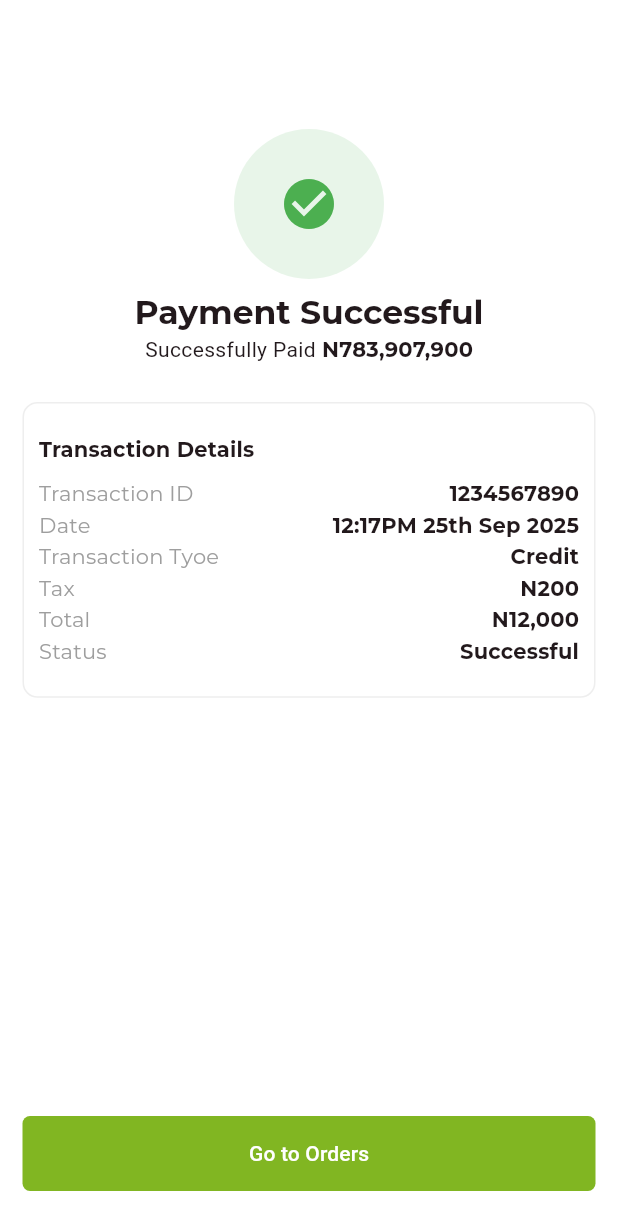
After one commit to ebubejohnenyi/pumpo_mobile, a Flutter app: the Receipt screen opened directly, on a phone screen of 412 x 824 dp. The commit adds this screen. Shown: the top 1230 px of the screen. Run offline on Flutter 3.47's test engine with Material 3 defaults, Android fonts, the phone set to English and light mode, and no system bars; our stand-ins replace dio, flutter_bloc; network calls fail.

Commit message:
view station & receipt screen

```diff
--- /dev/null
+++ b/lib/screens/receipt/receipt.dart
@@ -0,0 +1,86 @@
+import 'package:flutter/material.dart';
+import 'package:mobile/screens/order/order.dart';
+import 'package:mobile/widget/custom_button.dart';
+import 'package:mobile/widget/receipt_content.dart';
+
+class Receipt extends StatelessWidget {
+  const Receipt({super.key});
+
+  @override
+  Widget build(BuildContext context) {
+    return Scaffold(
+      appBar: AppBar(backgroundColor: Colors.white),
+      body: Container(
+        color: Colors.white,
+        padding: EdgeInsets.symmetric(horizontal: 15, vertical: 30),
+        child: Column(
+          children: [
+            Container(
+              decoration: BoxDecoration(
+                color: Colors.green.shade50,
+                borderRadius: BorderRadius.circular(50),
+              ),
+              padding: EdgeInsets.all(30),
+              child: Icon(Icons.check_circle, color: Colors.green, size: 40),
+            ),
+            SizedBox(height: MediaQuery.of(context).size.height * 0.01),
+            Text(
+              'Payment Successful',
+              style: Theme.of(
+                context,
+              ).textTheme.titleLarge!.copyWith(fontWeight: FontWeight.bold),
+            ),
+            Row(
+              mainAxisSize: MainAxisSize.min,
+              children: [
+                Text('Successfully Paid'),
+                SizedBox(width: MediaQuery.of(context).size.width * 0.01),
+                Text(
+                  'N783,907,900',
+                  style: Theme.of(context).textTheme.titleMedium!.copyWith(
+                    fontWeight: FontWeight.bold,
+                  ),
+                ),
+              ],
+            ),
+            SizedBox(height: MediaQuery.of(context).size.height * 0.03),
+            Container(
+              decoration: BoxDecoration(
+                border: Border.all(color: Colors.grey.shade200),
+                borderRadius: BorderRadius.circular(10),
+              ),
+              padding: EdgeInsets.symmetric(horizontal: 10, vertical: 20),
+              child: Column(
+                crossAxisAlignment: CrossAxisAlignment.start,
+                children: [
+                  Text(
+                    'Transaction Details',
+                    style: Theme.of(context).textTheme.titleMedium!.copyWith(
+                      fontWeight: FontWeight.bold,
+                    ),
+                  ),
+                  SizedBox(height: MediaQuery.of(context).size.height * 0.01),
+                  ReceiptContent(title: 'Transaction ID', value: '1234567890'),
+                  ReceiptContent(title: 'Date', value: '12:17PM 25th Sep 2025'),
+                  ReceiptContent(title: 'Transaction Tyoe', value: 'Credit'),
+                  ReceiptContent(title: 'Tax', value: 'N200'),
+                  ReceiptContent(title: 'Total', value: 'N12,000'),
+                  ReceiptContent(title: 'Status', value: 'Successful'),
+                ],
+              ),
+            ),
+            Spacer(),
+            CustomButton(
+              title: 'Go to Orders',
+              onClick: () {
+                Navigator.of(
+                  context,
+                ).pushReplacement(MaterialPageRoute(builder: (ctx) => Order()));
+              },
+            ),
+          ],
+        ),
+      ),
+    );
+  }
+}
--- a/lib/widget/custom_button.dart
+++ b/lib/widget/custom_button.dart
@@ -6,11 +6,17 @@ class CustomButton extends StatelessWidget {
     required this.title,
     this.variant = 'primary',
     required this.onClick,
+    this.titleStyle,
+    this.icon,
+    this.iconColor,
   });
 
   final String title;
   final String? variant;
   final void Function() onClick;
+  final TextStyle? titleStyle;
+  final IconData? icon;
+  final Color? iconColor;
 
   @override
   Widget build(BuildContext context) {
@@ -18,13 +24,26 @@ class CustomButton extends StatelessWidget {
       style: FilledButton.styleFrom(
         backgroundColor: variant == 'primary'
             ? Color(0xFF81B622)
-            : Color(0xFFC11000),
+            : variant == 'error'
+            ? Color(0xFFC11000)
+            : Color(0xFFF5F5F5),
         foregroundColor: Colors.white,
         shape: RoundedRectangleBorder(borderRadius: BorderRadius.circular(5)),
         minimumSize: const Size(double.infinity, 50),
       ),
       onPressed: onClick,
-      child: Text(title),
+      child: Row(
+        mainAxisSize: MainAxisSize.min,
+        children: [
+          icon != null
+              ? Icon(icon, color: iconColor ?? Colors.white)
+              : SizedBox(),
+          icon != null
+              ? SizedBox(width: MediaQuery.of(context).size.width * 0.01)
+              : SizedBox(),
+          Text(title, style: titleStyle),
+        ],
+      ),
     );
   }
 }
--- /dev/null
+++ b/lib/widget/receipt_content.dart
@@ -0,0 +1,29 @@
+import 'package:flutter/material.dart';
+
+class ReceiptContent extends StatelessWidget {
+  const ReceiptContent({super.key, required this.title, required this.value});
+  final String title;
+  final String value;
+
+  @override
+  Widget build(BuildContext context) {
+    return Row(
+      mainAxisAlignment: MainAxisAlignment.spaceBetween,
+      children: [
+        Text(
+          title,
+          style: Theme.of(
+            context,
+          ).textTheme.titleMedium!.copyWith(color: Colors.grey),
+        ),
+        SizedBox(width: MediaQuery.of(context).size.width * 0.05),
+        Text(
+          value,
+          style: Theme.of(
+            context,
+          ).textTheme.titleMedium!.copyWith(fontWeight: FontWeight.bold),
+        ),
+      ],
+    );
+  }
+}
--- a/pubspec.yaml
+++ b/pubspec.yaml
@@ -33,7 +33,7 @@ dependencies:
   cupertino_icons: ^1.0.8
   flutter_bloc: ^9.1.1
   intl: ^0.20.2
-  http: ^1.2.1
+  dio: ^5.9.0
 
 dev_dependencies:
   flutter_test:
```
Also changed, not shown: lib/data/data_provider/station_provider.dart (+9 -10 lines), lib/screens/home/home.dart (+16 -3 lines), lib/screens/pre_order/pre_order.dart (added, +352 -0 lines), lib/widget/address_wrapper.dart (+9 -6 lines), lib/widget/assurance.dart (added, +26 -0 lines), lib/widget/card_header.dart (+8 -3 lines), lib/widget/map_screen.dart (added, +13 -0 lines), lib/widget/payment_method_content.dart (added, +43 -0 lines), pubspec.lock.
